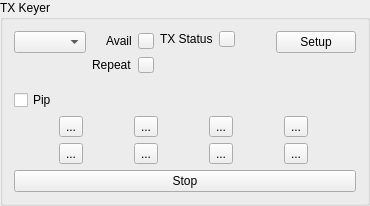
Rsclub22/Minos2-Mirror, file mqt/MqtLogger/txvmbuttonsframe.ui: the form before one commit.
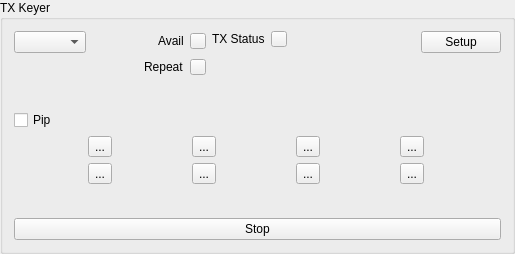
The form after the commit.

Commit message: Tidy up control visibility for external keyer

```diff
--- a/mqt/MqtLogger/txvmbuttonsframe.ui
+++ b/mqt/MqtLogger/txvmbuttonsframe.ui
@@ -6,8 +6,8 @@
    <rect>
     <x>0</x>
     <y>0</y>
-    <width>370</width>
-    <height>201</height>
+    <width>515</width>
+    <height>254</height>
    </rect>
   </property>
   <property name="windowTitle">
@@ -89,6 +89,19 @@
        </item>
        <item>
         <layout class="QHBoxLayout" name="horizontalLayout_4">
+         <item>
+          <spacer name="horizontalSpacer_3">
+           <property name="orientation">
+            <enum>Qt::Horizontal</enum>
+           </property>
+           <property name="sizeHint" stdset="0">
+            <size>
+             <width>40</width>
+             <height>20</height>
+            </size>
+           </property>
+          </spacer>
+         </item>
          <item>
           <widget class="QLabel" name="repeatLabel">
            <property name="text">
@@ -225,11 +238,22 @@
     </layout>
    </item>
    <item>
-    <widget class="QCheckBox" name="pipCb">
-     <property name="text">
-      <string>Pip</string>
-     </property>
-    </widget>
+    <layout class="QHBoxLayout" name="horizontalLayout_7">
+     <item>
+      <widget class="QCheckBox" name="pipCb">
+       <property name="text">
+        <string>Pip</string>
+       </property>
+      </widget>
+     </item>
+     <item>
+      <widget class="QLabel" name="noExtKeyerLabel">
+       <property name="text">
+        <string/>
+       </property>
+      </widget>
+     </item>
+    </layout>
    </item>
    <item>
     <layout class="QHBoxLayout" name="horizontalLayout">
@@ -295,6 +319,19 @@
      </item>
     </layout>
    </item>
+   <item>
+    <spacer name="verticalSpacer_5">
+     <property name="orientation">
+      <enum>Qt::Vertical</enum>
+     </property>
+     <property name="sizeHint" stdset="0">
+      <size>
+       <width>20</width>
+       <height>40</height>
+      </size>
+     </property>
+    </spacer>
+   </item>
    <item>
     <widget class="QPushButton" name="vmStopPb">
      <property name="text">
```
The commit also changes 4 other files.
